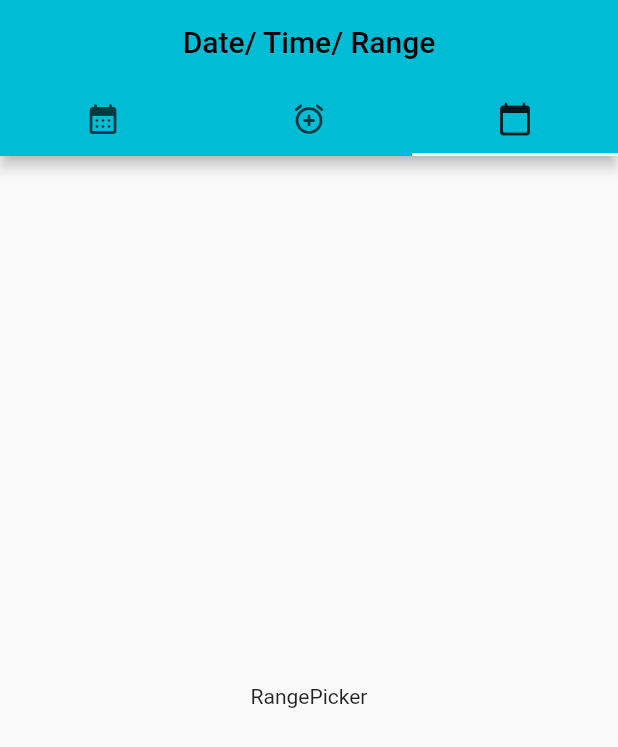
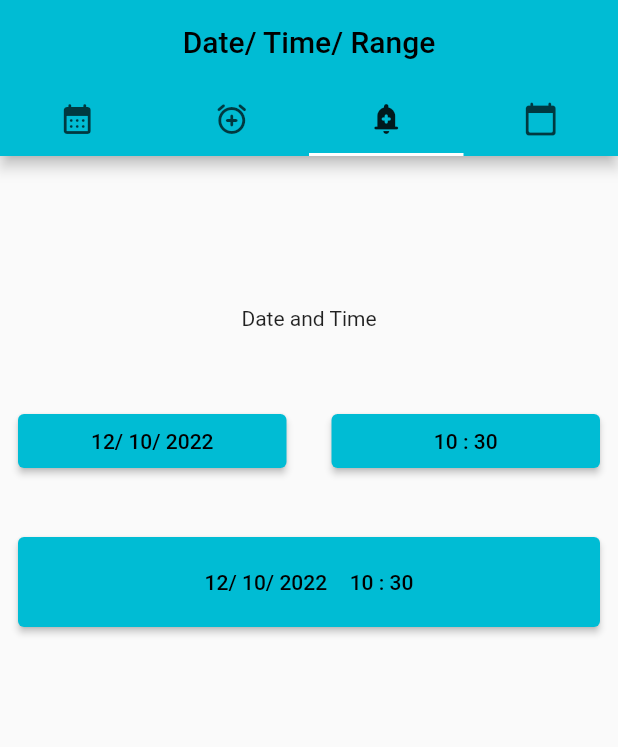
Before and after one commit to VeronikaLo/Date_picker, a Flutter app: the screen it shows after launch, tab 3 chosen, on a phone screen of 412 x 824 dp. Shown: the top 747 px of the screen. Run offline on Flutter 3.47's test engine with Material 2 defaults, Android fonts, the phone set to English and light mode, and no system bars.

Commit message:
date and time done

```diff
--- a/lib/main.dart
+++ b/lib/main.dart
@@ -1,3 +1,4 @@
+import 'package:date/screens/date_and_time_screen.dart';
 import 'package:date/screens/date_picker_screen.dart';
 import 'package:date/screens/range_screen.dart';
 import 'package:date/screens/time_picker_screen.dart';
@@ -34,7 +35,7 @@ class _MyHomePageState extends State<MyHomePage> {
   @override
   Widget build(BuildContext context) {
     return  DefaultTabController(
-      length: 3,
+      length: 4,
       child: Scaffold(
         appBar: AppBar(
           title: const Text('Date/ Time/ Range'),
@@ -43,12 +44,14 @@ class _MyHomePageState extends State<MyHomePage> {
             tabs: [
               Tab(icon: Icon(Icons.calendar_month_rounded)),
               Tab(icon: Icon(Icons.alarm_add_rounded)),
+              Tab(icon: Icon(Icons.add_alert_rounded)),
               Tab(icon: Icon(Icons. calendar_today_rounded)),
             ]), ) ,
         body: const TabBarView(
           children: [
             DatePicker(),
             TimePicker(),
+            DateAndTime(),
             RangePicker(),
           ]),
       ));
--- /dev/null
+++ b/lib/screens/date_and_time_screen.dart
@@ -0,0 +1,131 @@
+import 'package:flutter/material.dart';
+
+
+class DateAndTime extends StatefulWidget {
+  const DateAndTime({super.key});
+
+  @override
+  State<DateAndTime> createState() => _DateAndTimeState();
+}
+
+class _DateAndTimeState extends State<DateAndTime> {
+  late DateTime date = DateTime.now();
+
+  Future <void> _pickDate()async{
+    DateTime? chosenDate = await showDatePicker(
+      context: context,
+      initialDate: date,
+      firstDate: DateTime(1900),
+      lastDate: DateTime(2100));
+
+      if(chosenDate == null) return ; //Cancel option by Dialog// OK option by Dialog
+
+      final newDate = DateTime(
+        chosenDate.year,
+        chosenDate.month,
+        chosenDate.day,
+        date.hour,
+        date.minute
+      );
+
+      setState(() => date = newDate);
+
+  }
+
+  Future <void> _pickTime()async{
+    TimeOfDay? time = await showTimePicker(
+      context: context,
+      initialTime: TimeOfDay(hour: date.hour, minute: date.minute),
+      );
+
+      if(time == null){ return;}   //Cancel option by Dialog
+
+      final newDate = DateTime(    // OK option by Dialog
+        date.year,
+        date.month,
+        date.day,
+        time.hour,
+        time.minute,
+        );
+
+      setState(()=> date = newDate);
+  }
+
+  Future <void> _pickDateTime()async{
+    DateTime? chosenDate = await showDatePicker(
+      context: context,
+      initialDate: date,
+      firstDate: DateTime(1900),
+      lastDate: DateTime(2100));
+
+      if(chosenDate == null) return ; //Cancel option by Dialog// OK option by Dialog
+
+    TimeOfDay? time = await showTimePicker(
+      context: context,
+      initialTime: TimeOfDay(hour: date.hour, minute: date.minute),
+      );
+
+      if(time == null) return;
+
+    final newDate = DateTime(
+      chosenDate.year,
+      chosenDate.month,
+      chosenDate.day,
+      time.hour,
+      time.minute,
+    );
+
+    setState(()=> date = newDate);
+
+  }
+
+  @override
+  Widget build(BuildContext context) {
+
+    final hours = date.hour.toString().padLeft(2,'0'); //to ajust hours if we have only 1 digit chosen (under10)
+    final minutes = date.minute.toString().padLeft(2,'0'); //to ajust minutes if we have only 1 digit chosen (under10)
+    return Scaffold(
+      body:  Padding(
+      padding: const EdgeInsets.symmetric(vertical: 100, horizontal: 12) ,
+      child: Center(
+        child: Column(
+          children: [
+            const Text('Date and Time'),
+            const SizedBox(height: 50),
+            Row(
+              children: [
+                Expanded(
+                  child: ElevatedButton(
+                            onPressed: _pickDate,
+                            child: Text('${date.day}/ ${date.month}/ ${date.year}')),
+                ),
+                const SizedBox(width: 30),
+                Expanded(
+                  child: ElevatedButton(
+                            onPressed: _pickTime,
+                            child: Text('$hours : $minutes')),
+                ),
+              ],
+            ),
+            const SizedBox(height:40,),
+            SizedBox(
+                  height: 60,
+                  child: ElevatedButton(
+                            onPressed: _pickDateTime,
+                            child: Row(
+                              mainAxisAlignment: MainAxisAlignment.center,
+                              children: [
+                                Text('${date.day}/ ${date.month}/ ${date.year}'),
+                                const SizedBox(width:15),
+                                Text('$hours : $minutes'),
+                              ],
+                            )),
+                ),
+
+          ],
+        ),
+      ),
+    ),
+    );
+  }
+}
--- a/lib/screens/date_picker_screen.dart
+++ b/lib/screens/date_picker_screen.dart
@@ -17,14 +17,14 @@ class _DatePickerState extends State<DatePicker> {
       lastDate: DateTime(2100));
 
       if(newDate !=null){ // OK option by Dialog
-        setState(() {
-        date = newDate;
-      });
+        setState(() => date = newDate);
       } else {  //Cancel option by Dialog
         return;
       }
 
   }
+
+
 
   @override
   Widget build(BuildContext context) {
--- a/lib/screens/time_picker_screen.dart
+++ b/lib/screens/time_picker_screen.dart
@@ -19,9 +19,7 @@ class _TimePickerState extends State<TimePicker> {
       );
 
       if(newTime !=null){ // OK option by Dialog
-        setState(() {
-        time = newTime;
-      });
+        setState(() => time = newTime);
       } else {  //Cancel option by Dialog
         return;
       }
@@ -29,8 +27,8 @@ class _TimePickerState extends State<TimePicker> {
   }
   @override
   Widget build(BuildContext context) {
-    final hours = time.hour.toString().padLeft(2,'0');
-    final minutes = time.minute.toString().padLeft(2,'0');
+    final hours = time.hour.toString().padLeft(2,'0'); //to ajust hours if we have only 1 digit chosen (under10)
+    final minutes = time.minute.toString().padLeft(2,'0'); //to ajust minutes if we have only 1 digit chosen (under10)
     return  Scaffold(
       body: Center(
       child: Column(
```
